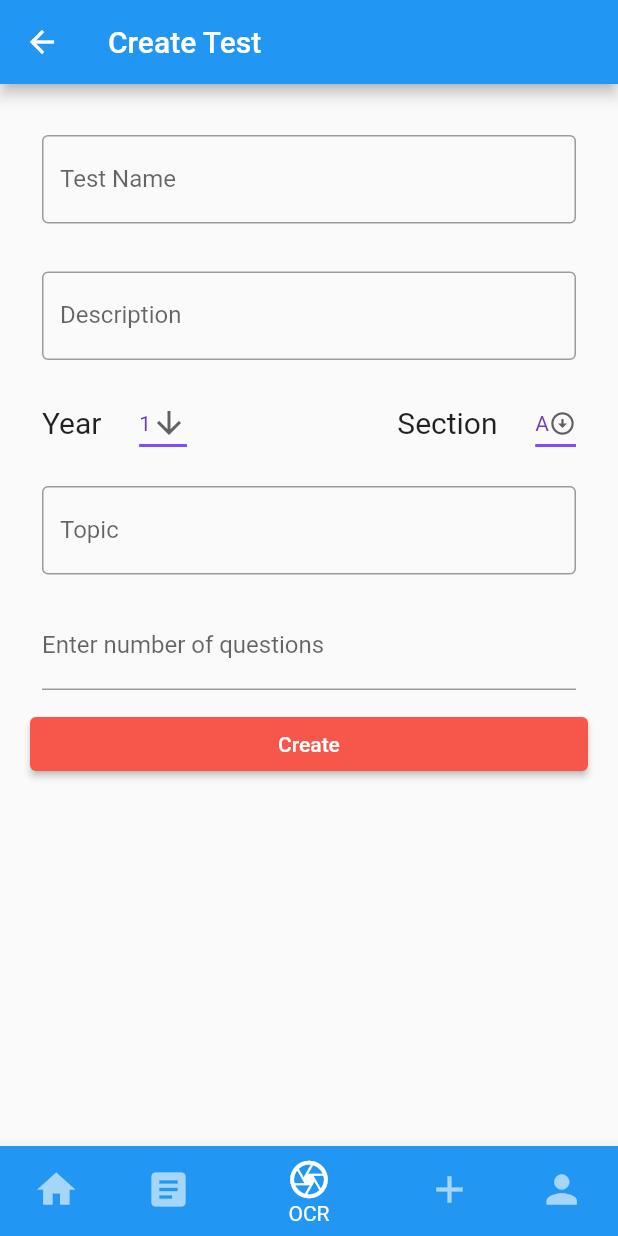
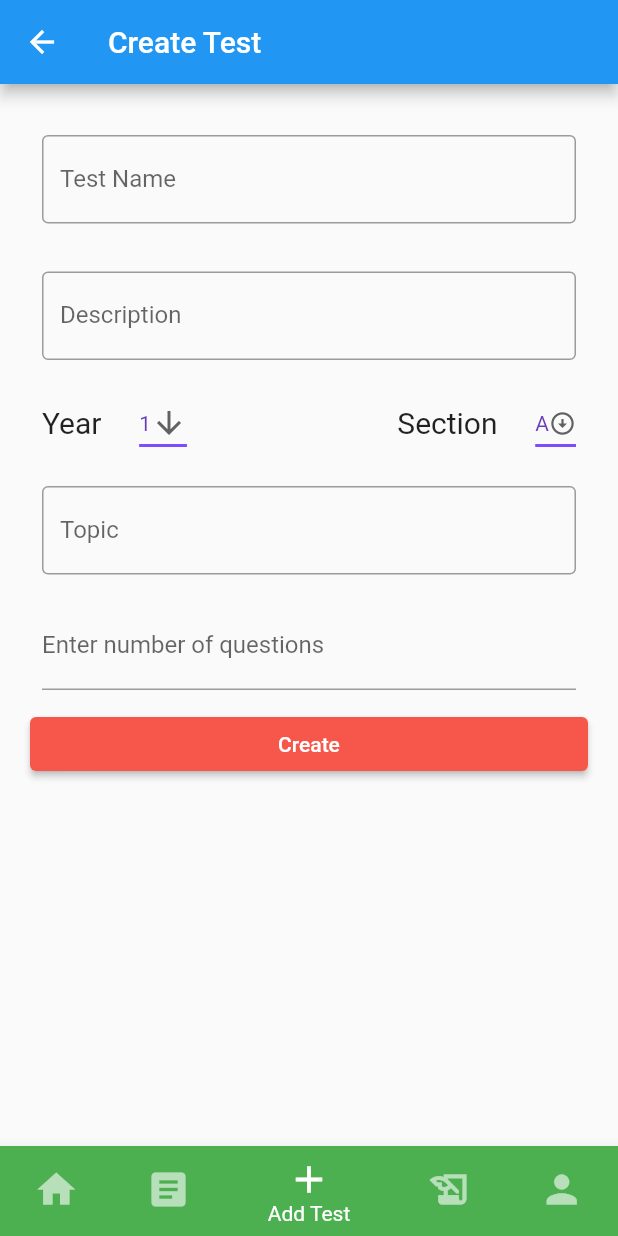
Before and after one commit to SmartShala/SmartShala_frontend-Flutter-, a Flutter app: the MainPage screen opened by its route, item 3 of the bottom bar chosen, on a phone screen of 412 x 824 dp. Run offline on Flutter 3.47's test engine with Material 2 defaults, Android fonts, the phone set to English and light mode, and no system bars; our stand-ins replace animated_splash_screen, camera, image_picker, shared_preferences; missing offline and left inert: edge_detection; accounts and stored records are empty; network calls fail.

Commit message:
Cleanup
chore:
 - delete unused files and their imports
 - fix typo of folder Views -> views
 - add missing pages and update bottomnavbar

```diff
--- a/lib/Views/ocr.dart
+++ /dev/null
@@ -1 +0,0 @@
-//
--- a/lib/Views/addtest.dart
+++ b/lib/views/addtest.dart
@@ -3,6 +3,29 @@ import 'test_creation.dart';
 import '../models/testdetailsmodel.dart';
 import '../utils/padded_text.dart';
 import '../utils/api_func.dart';
+
+/*
+
+// test creation
+{
+  "name": "Test name (string)",
+  "description": "test description(string)",
+  "standard": 1-12(int),
+  "section": "A-K(string)",
+  "subject": "test subject(string)",
+  "topic": "test topic(string)",
+}
+
+// test data
+[
+  {
+    "question": "question statement(string)",
+    "opts": ["optionA", "optionB", "optionC", "optionD" (List of String)],
+    "correct": "A(string)"
+  }
+]
+
+*/
 
 /// Get the test details from the user and send to api;
 /// then display the test creation page
--- a/lib/Views/home.dart
+++ b/lib/views/home.dart
@@ -10,6 +10,6 @@ class HomePage extends StatefulWidget {
 class _HomePage extends State<HomePage> {
   @override
   Widget build(BuildContext context) {
-    return Container();
+    return const Center(child: Text('Home'));
   }
 }
--- a/lib/Views/main_view.dart
+++ b/lib/views/main_view.dart
@@ -1,6 +1,8 @@
 import 'package:flutter/material.dart';
-import 'package:smart_shala/Views/dash.dart';
-import 'package:smart_shala/Views/home.dart';
+import 'dash.dart';
+import 'home.dart';
+import 'user_profile.dart';
+import 'results.dart';
 import 'addtest.dart';
 
 class MainPage extends StatefulWidget {
@@ -13,11 +15,11 @@ class MainPage extends StatefulWidget {
 class _MainPageState extends State<MainPage> {
   int currentIndex = 0;
   final screens = [
-    // testpage(),
-    // const LoginView(),
     const HomePage(),
     const Dashboard(title: 'Dashboard'),
     const TestDetails(),
+    const ResultsPage(),
+    const UserProfile(),
   ];
 
   @override
@@ -44,12 +46,13 @@ class _MainPageState extends State<MainPage> {
               backgroundColor: Colors.green,
             ),
             BottomNavigationBarItem(
-                icon: Icon(Icons.camera_outlined),
-                label: 'OCR',
-                backgroundColor: Colors.blue),
-            BottomNavigationBarItem(
               icon: Icon(Icons.add),
               label: 'Add Test',
+              backgroundColor: Colors.green,
+            ),
+            BottomNavigationBarItem(
+              icon: Icon(Icons.history_edu),
+              label: 'Results',
               backgroundColor: Colors.green,
             ),
             BottomNavigationBarItem(
```
Also changed, not shown: lib/Views/camera.dart (deleted, +0 -133 lines), lib/Views/test.dart (deleted, +0 -18 lines), lib/main.dart (+6 -10 lines), lib/views/results.dart (added, +15 -0 lines), lib/views/user_profile.dart (added, +15 -0 lines), lib/views/dash.dart (renamed from lib/Views/dash.dart), lib/views/edgedetection.dart (renamed from lib/Views/edgedetection.dart), lib/views/login.dart (renamed from lib/Views/login.dart), lib/views/register.dart (renamed from lib/Views/register.dart), lib/views/test_creation.dart (renamed from lib/Views/test_creation.dart).
